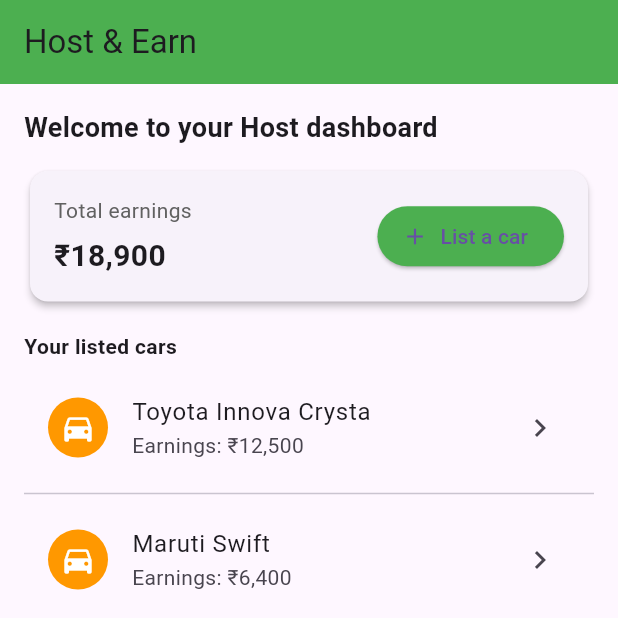
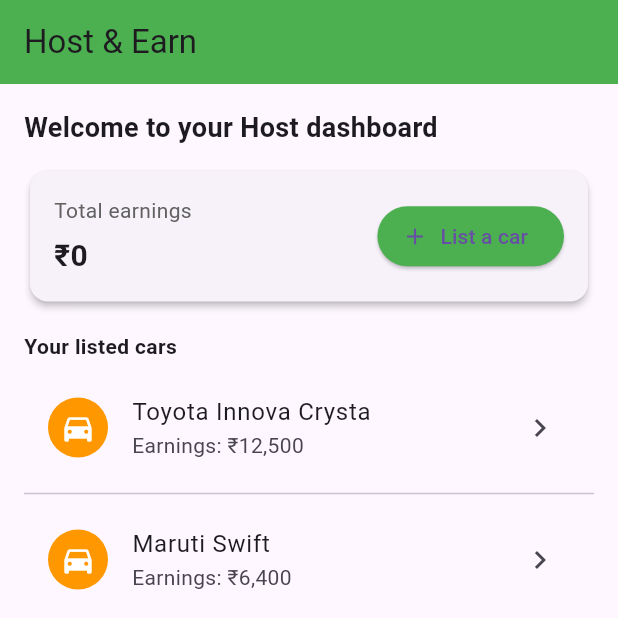
Before and after one commit to Siddhant2974/RentMyRide1, a Flutter app: the screen it shows once a user with an empty profile is signed in, item 4 of the bottom bar chosen, on a phone screen of 412 x 824 dp, the top half of it. Run offline on Flutter 3.47's test engine with Material 3 defaults, Android fonts, the light colour scheme and no system bars; our stand-ins replace cloud_firestore, firebase_auth, firebase_core; missing offline and left inert: firebase_app_check; accounts and stored records are empty.

Commit message:
feat(profile): consume UserModel in Home, MyTrips and Host dashboard; import provider

```diff
--- a/lib/host_earn_page.dart
+++ b/lib/host_earn_page.dart
@@ -1,10 +1,13 @@
 import 'package:flutter/material.dart';
+import 'package:provider/provider.dart';
+import 'models/user_model.dart';
 
 class HostEarnPage extends StatelessWidget {
   const HostEarnPage({super.key});
 
   @override
   Widget build(BuildContext context) {
+    final user = Provider.of<UserModel?>(context);
     // Mocked hosted cars data
     final hostedCars = [
       {'name': 'Toyota Innova Crysta', 'earnings': '₹12,500'},
@@ -19,7 +22,9 @@
           crossAxisAlignment: CrossAxisAlignment.start,
           children: [
             Text(
-              'Welcome to your Host dashboard',
+              user != null && user.isHost
+                  ? 'Welcome back, ${user.displayName ?? 'Host'}'
+                  : 'Welcome to your Host dashboard',
               style: TextStyle(fontSize: 18, fontWeight: FontWeight.bold),
             ),
             SizedBox(height: 12),
@@ -42,7 +47,7 @@
                         ),
                         SizedBox(height: 6),
                         Text(
-                          '₹18,900',
+                          user != null ? '₹${user.walletBalance}' : '₹18,900',
                           style: TextStyle(
                             fontSize: 20,
                             fontWeight: FontWeight.bold,
--- a/lib/main.dart
+++ b/lib/main.dart
@@ -179,6 +179,7 @@
 
   @override
   Widget build(BuildContext context) {
+    final userModel = Provider.of<UserModel?>(context);
     return Scaffold(
       backgroundColor: Color(0xFFF6F8FA),
       body: SafeArea(
@@ -193,7 +194,7 @@
                   crossAxisAlignment: CrossAxisAlignment.start,
                   children: [
                     Text(
-                      "Hi there!",
+                      "Hi ${userModel?.displayName != null ? userModel!.displayName!.split(' ').first : 'there'}!",
                       style: TextStyle(
                         fontSize: 18,
                         fontWeight: FontWeight.bold,
@@ -206,7 +207,7 @@
                           style: TextStyle(fontSize: 14),
                         ),
                         Text(
-                          "Nashik",
+                          userModel?.email ?? "Nashik",
                           style: TextStyle(
                             fontSize: 14,
                             fontWeight: FontWeight.bold,
```
Also changed, not shown: lib/my_trips.dart (+8 -1 lines).
